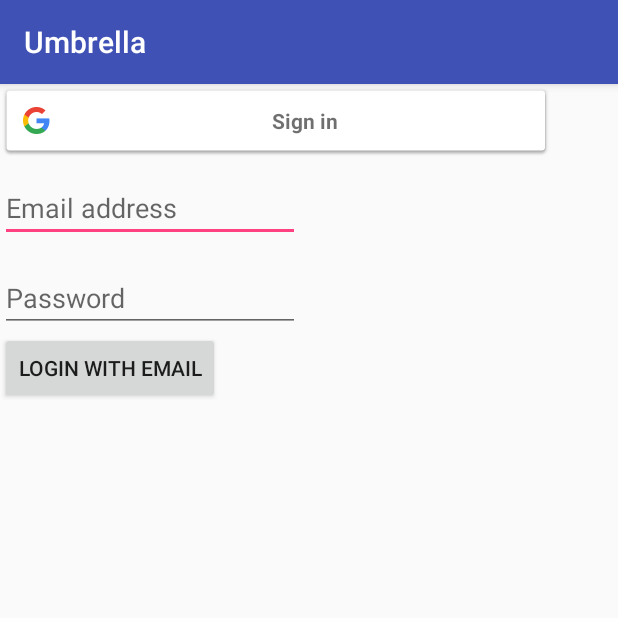
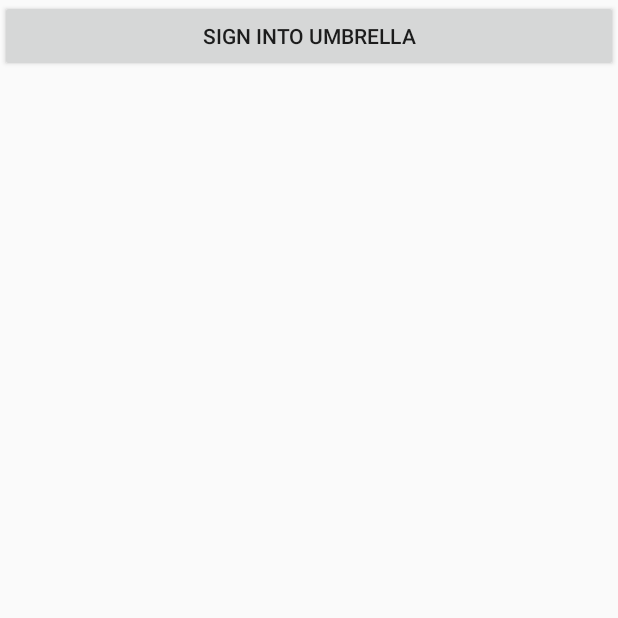
Before and after one commit to CS3398-Espresso-Noir/-CS3398-Espresso-F2017, an Android app: the screen it shows after launch (UmbrellaSignIn before the commit, MainActivity after it), on a phone screen of 412 x 824 dp, the top half of it. Run offline under Robolectric (Android 15) with nearby library versions, the phone set to English and light mode, and no system bars.

Commit message:
fixed a bunch of ui stuff

```diff
--- a/Umbrella/app/src/main/java/com/example/valeriajara/umbrella/UmbrellaSignIn.java
+++ b/Umbrella/app/src/main/java/com/example/valeriajara/umbrella/GoogleSignIn.java
@@ -4,11 +4,8 @@ import android.content.Intent;
 import android.os.Bundle;
 import android.support.annotation.NonNull;
 import android.support.v7.app.AppCompatActivity;
-import android.text.TextUtils;
 import android.util.Log;
 import android.view.View;
-import android.widget.Button;
-import android.widget.EditText;
 import android.widget.Toast;
 
 import com.google.android.gms.auth.api.Auth;
@@ -26,11 +23,7 @@ import com.google.firebase.auth.FirebaseAuth;
 import com.google.firebase.auth.FirebaseUser;
 import com.google.firebase.auth.GoogleAuthProvider;
 
-public class UmbrellaSignIn extends AppCompatActivity {
-    EditText editTextEmail;
-    EditText editTextPassword;
-    Button btnEmailLogin;
-    FirebaseAuth firebaseAuth;
+public class GoogleSignIn extends AppCompatActivity {
     SignInButton button;
     FirebaseAuth mAuth;
     FirebaseAuth.AuthStateListener mAuthListener;
@@ -40,7 +33,6 @@ public class UmbrellaSignIn extends AppCompatActivity {
     @Override
     protected void onStart() {
         super.onStart();
-        FirebaseUser currentUser = firebaseAuth.getCurrentUser();
         mAuth.addAuthStateListener(mAuthListener);
 
     }
@@ -49,14 +41,9 @@ public class UmbrellaSignIn extends AppCompatActivity {
     protected void onCreate(Bundle savedInstanceState) {
         super.onCreate(savedInstanceState);
 
-        setContentView(R.layout.activity_umbrella_sign_in);
+        setContentView(R.layout.activity_google_sign_in);
         mAuth = FirebaseAuth.getInstance();
         button = (SignInButton) findViewById(R.id.googleBtn);
-
-        editTextEmail = (EditText)findViewById(R.id.editTextEmail);
-        editTextPassword = (EditText)findViewById(R.id.editTextPassword);
-        btnEmailLogin = (Button) findViewById(R.id.btnEmailLogin);
-
 
         button.setOnClickListener(new View.OnClickListener() {
             @Override
@@ -68,12 +55,11 @@ public class UmbrellaSignIn extends AppCompatActivity {
         mAuthListener = new FirebaseAuth.AuthStateListener() {
             public void onAuthStateChanged(@NonNull FirebaseAuth fireBaseAuth) {
                 if (fireBaseAuth.getCurrentUser() != null) {
-                    startActivity(new Intent(UmbrellaSignIn.this, Interface.class));
+                    startActivity(new Intent(GoogleSignIn.this, Interface.class));
                 }
 
             }
         };
-
 
         // Build a GoogleApiClient with access to the Google Sign-In API and the
 // options specified by gso.
@@ -87,7 +73,7 @@ public class UmbrellaSignIn extends AppCompatActivity {
                 .enableAutoManage(this /* FragmentActivity */, new GoogleApiClient.OnConnectionFailedListener() {
                     @Override
                     public void onConnectionFailed(@NonNull ConnectionResult connectionResult) {
-                        Toast.makeText(UmbrellaSignIn.this, "Something went wrong", Toast.LENGTH_SHORT).show();
+                        Toast.makeText(GoogleSignIn.this, "Something went wrong", Toast.LENGTH_SHORT).show();
                     }
                 })
                 .addApi(Auth.GOOGLE_SIGN_IN_API, gso)
@@ -98,29 +84,6 @@ public class UmbrellaSignIn extends AppCompatActivity {
     private void signIn() {
         Intent signInIntent = Auth.GoogleSignInApi.getSignInIntent(mGoogleApiClient);
         startActivityForResult(signInIntent, RC_SIGN_IN);
-    }
-    public void emailLogin(View view) {
-        String email = this.editTextEmail.getText().toString();
-        String password = this.editTextPassword.getText().toString();
-        if (TextUtils.isEmpty(email)) {
-            editTextEmail.setError("Required.");
-            return;
-        }
-        if (TextUtils.isEmpty(password)) {
-            editTextEmail.setError("Required.");
-            return;
-        }
-        firebaseAuth.createUserWithEmailAndPassword(email,password)
-                .addOnCompleteListener(this, new OnCompleteListener<AuthResult>() {
-                    @Override
-                    public void onComplete(@NonNull Task<AuthResult> task) {
-                        if (task.isSuccessful()) {
-                            FirebaseUser user = firebaseAuth.getCurrentUser();
-                        } else {
-                            Toast.makeText(UmbrellaSignIn.this, "Authentication failed", Toast.LENGTH_SHORT).show();
-                        }
-                    }
-                });
     }
     @Override
     public void onActivityResult(int requestCode, int resultCode, Intent data) {
@@ -134,7 +97,7 @@ public class UmbrellaSignIn extends AppCompatActivity {
                 GoogleSignInAccount account = result.getSignInAccount();
                 firebaseAuthWithGoogle(account);
             } else {
-                Toast.makeText(UmbrellaSignIn.this, "Authentication failed", Toast.LENGTH_SHORT).show();
+                Toast.makeText(GoogleSignIn.this, "Authentication failed", Toast.LENGTH_SHORT).show();
             }
         }
     }
@@ -153,10 +116,10 @@ public class UmbrellaSignIn extends AppCompatActivity {
                         } else {
                             // If sign in fails, display a message to the user.
                             Log.w("TAG", "signInWithCredential:failure", task.getException());
-                            Toast.makeText(UmbrellaSignIn.this, "Authentication failed.",
+                            Toast.makeText(GoogleSignIn.this, "Authentication failed.",
                                     Toast.LENGTH_SHORT).show();
                             //updateUI(null);
-                         }
+                        }
 
                         // ...
                     }
--- /dev/null
+++ b/Umbrella/app/src/main/java/com/example/valeriajara/umbrella/MainActivity.java
@@ -0,0 +1,23 @@
+package com.example.valeriajara.umbrella;
+
+import android.content.Intent;
+import android.os.Bundle;
+import android.support.v7.app.AppCompatActivity;
+import android.view.View;
+import android.widget.Button;
+
+public class MainActivity extends AppCompatActivity {
+    Button mainSignIn;
+
+    @Override
+    protected void onCreate(Bundle savedInstanceState) {
+        super.onCreate(savedInstanceState);
+        setContentView(R.layout.activity_main);
+        mainSignIn = (Button) findViewById(R.id.btnSignIn);
+    }
+    protected void signIn(View v) {
+        Intent intent = new Intent(MainActivity.this, LoginOptions.class);
+        startActivity(intent);
+    }
+
+}
--- /dev/null
+++ b/Umbrella/app/src/main/res/layout/activity_main.xml
@@ -0,0 +1,20 @@
+<?xml version="1.0" encoding="utf-8"?>
+<android.support.constraint.ConstraintLayout xmlns:android="http://schemas.android.com/apk/res/android"
+    xmlns:app="http://schemas.android.com/apk/res-auto"
+    xmlns:tools="http://schemas.android.com/tools"
+    android:layout_width="match_parent"
+    android:layout_height="match_parent"
+    tools:context="com.example.valeriajara.umbrella.MainActivity">
+
+    <android.support.v7.widget.AppCompatButton
+        android:id="@+id/btnSignIn"
+        style="@style/Widget.AppCompat.Button"
+        android:layout_width="match_parent"
+        android:layout_height="wrap_content"
+        android:onClick="signIn"
+        android:text="Sign into Umbrella"
+        android:visibility="visible"
+        app:layout_constraintLeft_toLeftOf="parent"
+        app:layout_constraintTop_toTopOf="parent" />
+
+</android.support.constraint.ConstraintLayout>
--- a/Umbrella/app/src/main/res/layout/activity_umbrella_sign_in.xml
+++ /dev/null
@@ -1,51 +0,0 @@
-<?xml version="1.0" encoding="utf-8"?>
-<android.support.constraint.ConstraintLayout xmlns:android="http://schemas.android.com/apk/res/android"
-    xmlns:app="http://schemas.android.com/apk/res-auto"
-    xmlns:tools="http://schemas.android.com/tools"
-    android:layout_width="match_parent"
-    android:layout_height="match_parent"
-    tools:context="com.example.valeriajara.umbrella.UmbrellaSignIn">
-
-    <com.google.android.gms.common.SignInButton
-        android:id="@+id/googleBtn"
-        android:layout_width="368dp"
-        android:layout_height="wrap_content"
-        tools:layout_editor_absoluteX="8dp"
-        tools:layout_editor_absoluteY="0dp"></com.google.android.gms.common.SignInButton>
-
-    <EditText
-    android:id="@+id/editTextEmail"
-    android:layout_width="200dp"
-    android:layout_height="wrap_content"
-    android:ems="10"
-    android:hint="Email address"
-    android:inputType="textEmailAddress"
-    app:layout_constraintLeft_toLeftOf="parent"
-    app:layout_constraintTop_toTopOf="parent"
-    android:layout_marginTop="60dp"
-    />
-    <EditText
-        android:id="@+id/editTextPassword"
-        android:layout_width="200dp"
-        android:layout_height="wrap_content"
-        android:ems="10"
-        android:hint="Password"
-        android:inputType="textEmailAddress"
-        app:layout_constraintLeft_toLeftOf="parent"
-        app:layout_constraintTop_toTopOf="parent"
-        android:layout_marginTop="120dp" />
-
-    <Button
-        android:id="@+id/btnEmailLogin"
-        android:onClick="emailLogin"
-        android:layout_width="wrap_content"
-        android:layout_height="wrap_content"
-        android:text="Login with Email"
-        app:layout_constraintLeft_toLeftOf="@id/editTextPassword"
-        app:layout_constraintTop_toBottomOf="@id/editTextPassword"
-        />
-
-
-
-
-</android.support.constraint.ConstraintLayout>
--- a/Umbrella/app/src/main/res/values/strings.xml
+++ b/Umbrella/app/src/main/res/values/strings.xml
@@ -1,4 +1,6 @@
 <resources>
     <string name="app_name">Umbrella</string>
     <string name="title_activity_log_in">LogInActivity</string>
+    <string name="title_activity_main">MainActivity</string>
+    <string name="title_activity_login_options">LoginOptions</string>
 </resources>
--- a/Umbrella/app/src/main/res/values/styles.xml
+++ b/Umbrella/app/src/main/res/values/styles.xml
@@ -1,7 +1,7 @@
 <resources>
 
     <!-- Base application theme. -->
-    <style name="AppTheme" parent="Theme.AppCompat.Light.DarkActionBar">
+    <style name="AppTheme" parent="Base.Theme.AppCompat.Light.DarkActionBar">
         <!-- Customize your theme here. -->
         <item name="colorPrimary">@color/colorPrimary</item>
         <item name="colorPrimaryDark">@color/colorPrimaryDark</item>
```
Also changed, not shown: Umbrella/app/src/main/AndroidManifest.xml (+28 -16 lines), Umbrella/app/src/main/java/com/example/valeriajara/umbrella/LoginOptions.java (added, +39 -0 lines), Umbrella/app/src/main/res/layout/activity_google_sign_in.xml (added, +48 -0 lines), Umbrella/app/src/main/res/layout/activity_login_options.xml (added, +36 -0 lines), Umbrella/app/src/main/res/layout/content_log_in.xml (deleted, +0 -11 lines).
